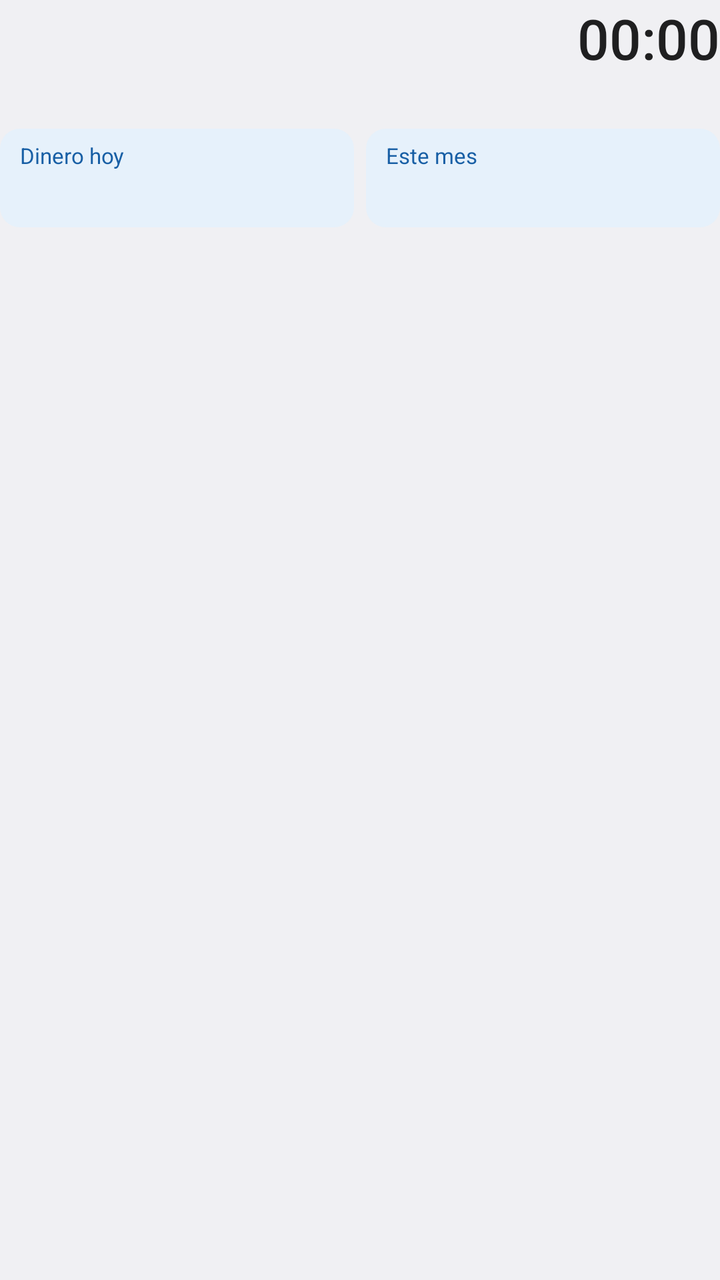
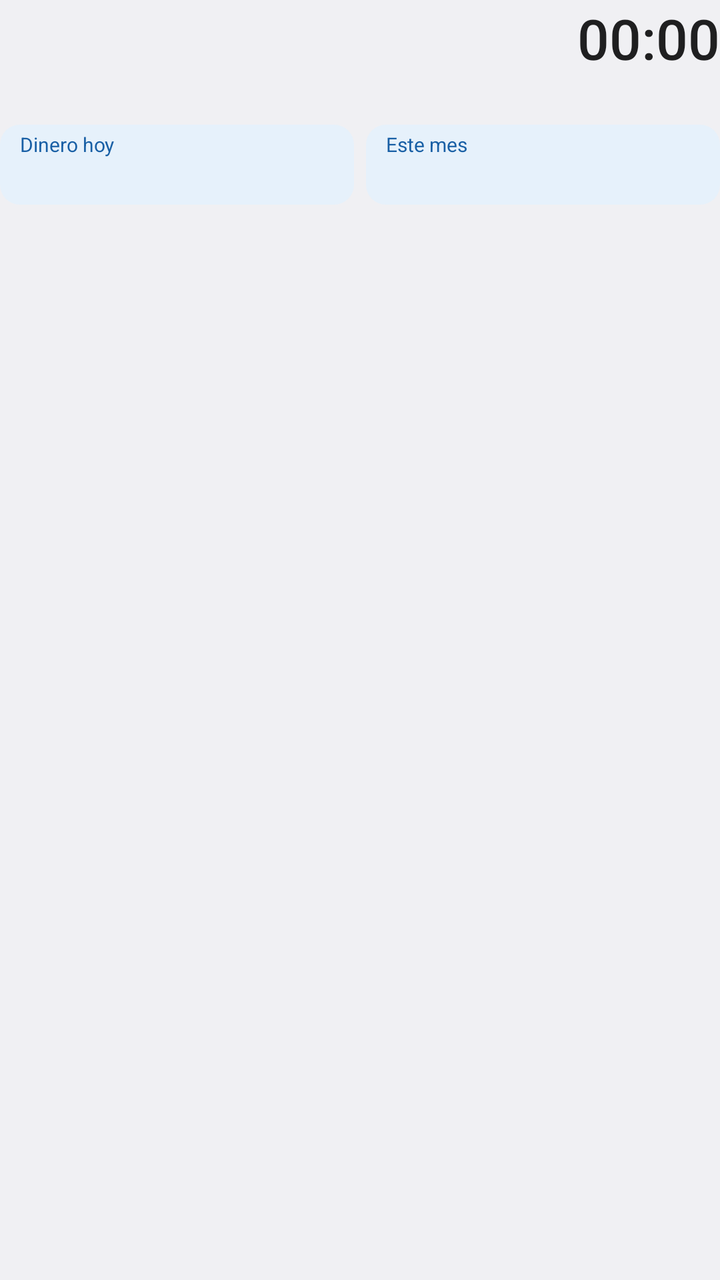

Two renders of the same Android screen: before a commit and after it. Below are the layout's source before the change and the commit's diff.
<!-- AndroidManifest.xml: application theme android:Theme.DeviceDefault.DayNight -->
<!-- res/layout/notif_big.xml -->
<?xml version="1.0" encoding="utf-8"?>
<LinearLayout xmlns:android="http://schemas.android.com/apk/res/android"
    android:layout_width="match_parent"
    android:layout_height="wrap_content"
    android:orientation="vertical">

    
    <LinearLayout
        android:layout_width="match_parent"
        android:layout_height="wrap_content"
        android:gravity="center_vertical"
        android:orientation="horizontal">

        <LinearLayout
            android:layout_width="0dp"
            android:layout_height="wrap_content"
            android:layout_weight="1"
            android:orientation="vertical">

            <TextView
                android:id="@+id/n_state"
                android:layout_width="wrap_content"
                android:layout_height="wrap_content"
                android:textAppearance="@android:style/TextAppearance.Material.Notification"
                android:textSize="12sp" />

            <TextView
                android:id="@+id/n_label"
                android:layout_width="wrap_content"
                android:layout_height="wrap_content"
                android:maxLines="1"
                android:ellipsize="end"
                android:textAppearance="@android:style/TextAppearance.Material.Notification.Title"
                android:textSize="16sp" />
        </LinearLayout>

        <Chronometer
            android:id="@+id/n_chrono"
            android:layout_width="wrap_content"
            android:layout_height="wrap_content"
            android:layout_marginStart="8dp"
            android:textAppearance="@android:style/TextAppearance.Material.Notification.Title"
            android:textSize="28sp" />
    </LinearLayout>

    <TextView
        android:id="@+id/n_summary"
        android:layout_width="match_parent"
        android:layout_height="wrap_content"
        android:layout_marginTop="2dp"
        android:textAppearance="@android:style/TextAppearance.Material.Notification"
        android:textSize="12sp" />

    <LinearLayout
        android:layout_marginTop="8dp"
        android:layout_width="match_parent"
        android:layout_height="wrap_content"
        android:orientation="horizontal">

        <LinearLayout
            android:layout_width="0dp"
            android:layout_height="wrap_content"
            android:layout_weight="1"
            android:layout_marginEnd="6dp"
            android:background="@drawable/money_bg"
            android:orientation="vertical"
            android:paddingStart="10dp"
            android:paddingTop="6dp"
            android:paddingEnd="10dp"
            android:paddingBottom="6dp">

            <TextView
                android:layout_width="wrap_content"
                android:layout_height="wrap_content"
                android:text="Dinero hoy"
                android:textColor="#185FA5"
                android:textSize="11sp" />

            <TextView
                android:id="@+id/n_money_today"
                android:layout_width="wrap_content"
                android:layout_height="wrap_content"
                android:textColor="#0C447C"
                android:textSize="17sp"
                android:textStyle="bold" />
        </LinearLayout>

        <LinearLayout
            android:layout_width="0dp"
            android:layout_height="wrap_content"
            android:layout_weight="1"
            android:background="@drawable/money_bg"
            android:orientation="vertical"
            android:paddingStart="10dp"
            android:paddingTop="6dp"
            android:paddingEnd="10dp"
            android:paddingBottom="6dp">

            <TextView
                android:layout_width="wrap_content"
                android:layout_height="wrap_content"
                android:text="Este mes"
                android:textColor="#185FA5"
                android:textSize="11sp" />

            <TextView
                android:id="@+id/n_money_month"
                android:layout_width="wrap_content"
                android:layout_height="wrap_content"
                android:textColor="#0C447C"
                android:textSize="17sp"
                android:textStyle="bold" />
        </LinearLayout>
    </LinearLayout>

    <ImageView
        android:id="@+id/n_heatmap"
        android:layout_width="match_parent"
        android:layout_height="wrap_content"
        android:layout_marginTop="10dp"
        android:adjustViewBounds="true"
        android:contentDescription="Mapa de calor de los últimos 6 meses"
        android:scaleType="fitStart" />
</LinearLayout>
<!-- resources referenced by this layout -->
<resources>
  <!-- drawable money_bg (drawable) -->
  <?xml version="1.0" encoding="utf-8"?>
  <shape xmlns:android="http://schemas.android.com/apk/res/android" android:shape="rectangle">
      <solid android:color="#E6F1FB" />
      <corners android:radius="10dp" />
  </shape>
</resources>

<!-- the commit's change to res/layout/notif_big.xml (unified diff, before → after) -->
@@ -52,7 +52,7 @@
         android:textSize="12sp" />
 
     <LinearLayout
-        android:layout_marginTop="8dp"
+        android:layout_marginTop="6dp"
         android:layout_width="match_parent"
         android:layout_height="wrap_content"
         android:orientation="horizontal">
@@ -65,23 +65,23 @@
             android:background="@drawable/money_bg"
             android:orientation="vertical"
             android:paddingStart="10dp"
-            android:paddingTop="6dp"
+            android:paddingTop="3dp"
             android:paddingEnd="10dp"
-            android:paddingBottom="6dp">
+            android:paddingBottom="3dp">
 
             <TextView
                 android:layout_width="wrap_content"
                 android:layout_height="wrap_content"
                 android:text="Dinero hoy"
                 android:textColor="#185FA5"
-                android:textSize="11sp" />
+                android:textSize="10sp" />
 
             <TextView
                 android:id="@+id/n_money_today"
                 android:layout_width="wrap_content"
                 android:layout_height="wrap_content"
                 android:textColor="#0C447C"
-                android:textSize="17sp"
+                android:textSize="15sp"
                 android:textStyle="bold" />
         </LinearLayout>
 
@@ -92,23 +92,23 @@
             android:background="@drawable/money_bg"
             android:orientation="vertical"
             android:paddingStart="10dp"
-            android:paddingTop="6dp"
+            android:paddingTop="3dp"
             android:paddingEnd="10dp"
-            android:paddingBottom="6dp">
+            android:paddingBottom="3dp">
 
             <TextView
                 android:layout_width="wrap_content"
                 android:layout_height="wrap_content"
                 android:text="Este mes"
                 android:textColor="#185FA5"
-                android:textSize="11sp" />
+                android:textSize="10sp" />
 
             <TextView
                 android:id="@+id/n_money_month"
                 android:layout_width="wrap_content"
                 android:layout_height="wrap_content"
                 android:textColor="#0C447C"
-                android:textSize="17sp"
+                android:textSize="15sp"
                 android:textStyle="bold" />
         </LinearLayout>
     </LinearLayout>
@@ -117,8 +117,8 @@
         android:id="@+id/n_heatmap"
         android:layout_width="match_parent"
         android:layout_height="wrap_content"
-        android:layout_marginTop="10dp"
+        android:layout_marginTop="8dp"
         android:adjustViewBounds="true"
         android:contentDescription="Mapa de calor de los últimos 6 meses"
-        android:scaleType="fitStart" />
+        android:scaleType="fitCenter" />
 </LinearLayout>
